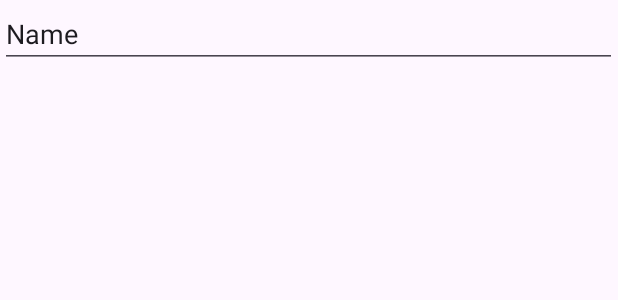
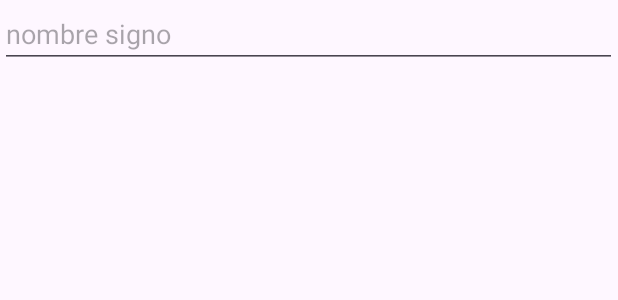
Before and after one commit to byronnDev/App-Lenguage-de-Signos, an Android app: the layout activity_main.xml on its own in the app's theme, with its tools: preview values and no code run, on a phone screen of 412 x 824 dp. Shown: the top 300 px of the screen. Run offline under Robolectric (Android 15) with nearby library versions, the phone set to English and light mode, and no system bars.

```diff
--- a/app/src/main/res/layout/activity_main.xml
+++ b/app/src/main/res/layout/activity_main.xml
@@ -13,7 +13,8 @@
         app:layout_constraintBottom_toBottomOf="parent"
         app:layout_constraintTop_toTopOf="parent"
         app:layout_constraintVertical_bias="1.0"
-        tools:layout_editor_absoluteX="0dp" />
+        tools:layout_editor_absoluteX="0dp"
+        tools:ignore="MissingConstraints" />
 
     <EditText
         android:id="@+id/editTextText"
@@ -21,7 +22,8 @@
         android:layout_height="45dp"
         android:ems="10"
         android:inputType="text"
-        android:text="Name"
+        android:text=""
+        android:hint="nombre signo"
         app:layout_constraintBottom_toTopOf="@+id/my_recycler_view"
         app:layout_constraintEnd_toEndOf="parent"
         app:layout_constraintHorizontal_bias="0.0"
```
